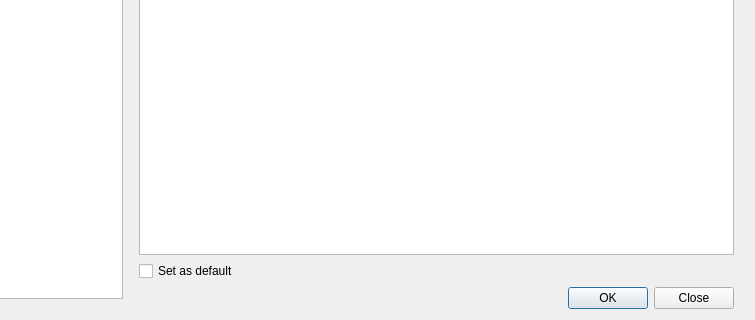
The window that src/dialogs/openconfigwindow.ui (Ptr314/ecat3) describes before a commit, drawn with Qt 5; both pictures show x 118 to 873 and y 250 to 570 of the 873 by 570 pixel window.
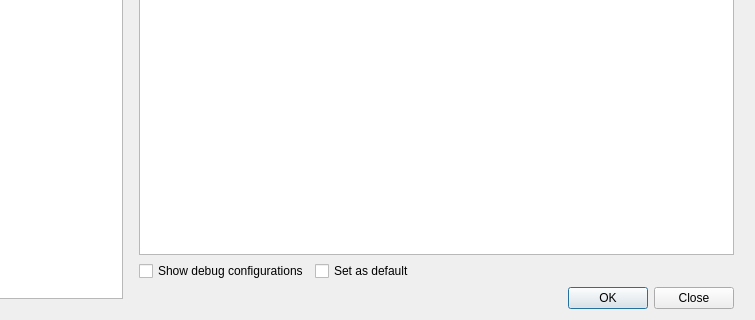
The same window after the commit.

Commit message: open window impr

```diff
--- a/src/dialogs/openconfigwindow.ui
+++ b/src/dialogs/openconfigwindow.ui
@@ -49,11 +49,28 @@
       </widget>
      </item>
      <item>
+      <layout class="QHBoxLayout" name="horizontalLayout_2">
+       <item>
+        <widget class="QCheckBox" name="debugCheck">
+         <property name="text">
+          <string>Show debug configurations</string>
+         </property>
+        </widget>
+       </item>
+       <item>
       <widget class="QCheckBox" name="defaultCheck">
+         <property name="sizePolicy">
+          <sizepolicy hsizetype="MinimumExpanding" vsizetype="Fixed">
+           <horstretch>0</horstretch>
+           <verstretch>0</verstretch>
+          </sizepolicy>
+         </property>
        <property name="text">
         <string>Set as default</string>
        </property>
       </widget>
+       </item>
+      </layout>
      </item>
      <item>
       <layout class="QHBoxLayout" name="horizontalLayout_3">
```
Lines whose indentation alone changed are shown as unchanged. The commit also changes 4 other files.
